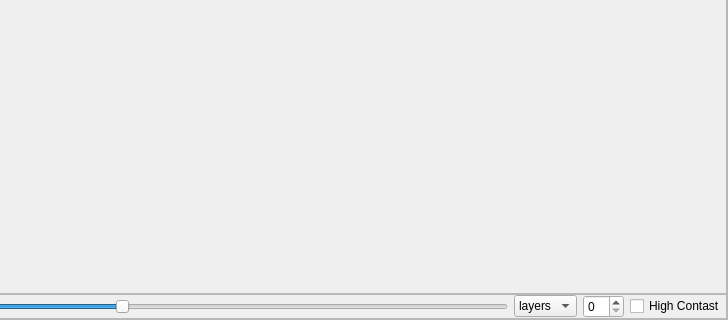
First picture: the form in gui/mac_builder.ui, repository OpenHSL/OpenHSL, before the edit; both pictures show x 487 to 1215 and y 488 to 808 of the 1215 by 808 pixel window.
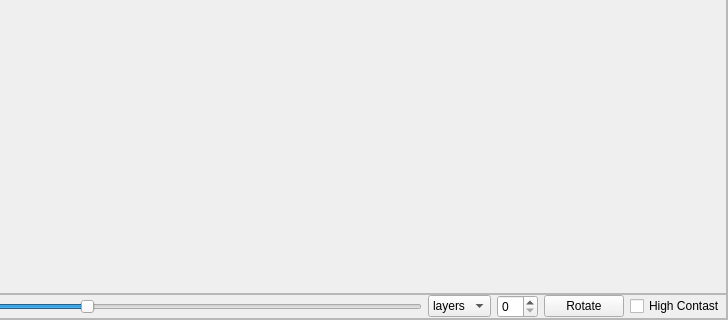
Second picture: the form after the edit. Custom widgets are drawn as their Qt base class.

Commit message: add rotate feature

```diff
--- a/gui/mac_builder.ui
+++ b/gui/mac_builder.ui
@@ -501,6 +501,13 @@
           <item>
            <widget class="QSpinBox" name="spinBox"/>
           </item>
+          <item>
+           <widget class="QPushButton" name="rotate_btn">
+            <property name="text">
+             <string>Rotate</string>
+            </property>
+           </widget>
+          </item>
           <item>
            <widget class="QCheckBox" name="check_high_contast">
             <property name="text">
```
Left out of the diff: 2 changed lines with no effect on the pictures. The commit also changes 2 other files.
